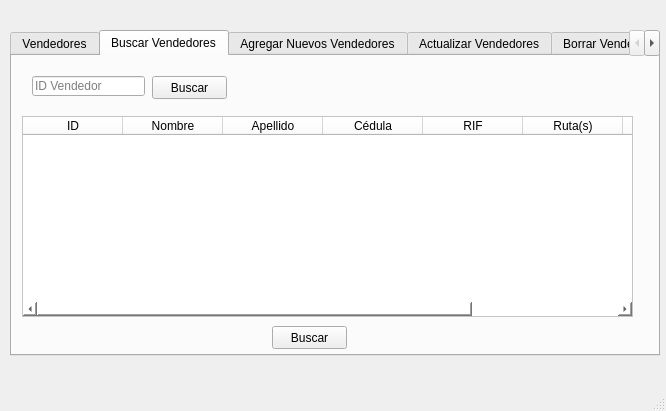
Old version of the form 4.ui in the repository edwinjvw/lubriexpress.
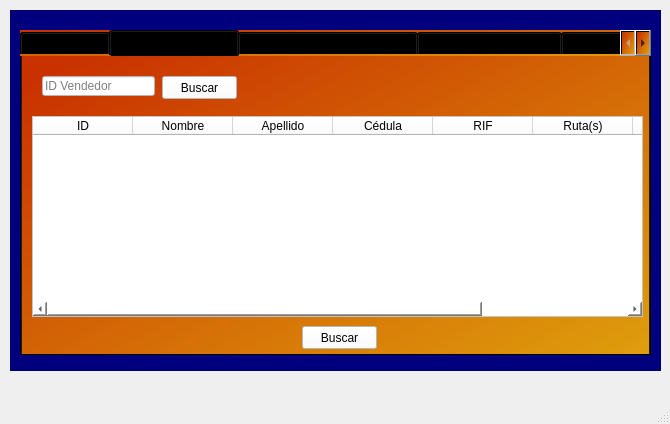
New version of the form. The open tabs and pages were chosen to show the change.

Patch:
```diff
--- a/4.ui
+++ b/4.ui
@@ -6,23 +6,45 @@
    <rect>
     <x>0</x>
     <y>0</y>
-    <width>666</width>
-    <height>411</height>
+    <width>670</width>
+    <height>424</height>
    </rect>
   </property>
   <property name="windowTitle">
    <string>MainWindow</string>
   </property>
   <widget class="QWidget" name="centralwidget">
+   <widget class="QFrame" name="frame">
+    <property name="geometry">
+     <rect>
+      <x>10</x>
+      <y>10</y>
+      <width>651</width>
+      <height>361</height>
+     </rect>
+    </property>
+    <property name="styleSheet">
+     <string notr="true">background-color:rgb(0, 0, 127)</string>
+    </property>
+    <property name="frameShape">
+     <enum>QFrame::StyledPanel</enum>
+    </property>
+    <property name="frameShadow">
+     <enum>QFrame::Raised</enum>
+    </property>
    <widget class="QTabWidget" name="Vendedores_t">
     <property name="geometry">
      <rect>
       <x>10</x>
-      <y>30</y>
-      <width>650</width>
+       <y>20</y>
+       <width>631</width>
       <height>326</height>
      </rect>
     </property>
+     <property name="styleSheet">
+      <string notr="true">background-color: qlineargradient(spread:pad, x1:0.011, y1:0.0962727, x2:1, y2:1, stop:0 rgba(201, 50, 0, 255), stop:1 rgba(223, 158, 12, 255));
+</string>
+     </property>
     <property name="currentIndex">
      <number>0</number>
     </property>
@@ -45,6 +67,9 @@
         <height>23</height>
        </rect>
       </property>
+       <property name="styleSheet">
+        <string notr="true">background-color:white;</string>
+       </property>
       <property name="text">
        <string>Refrescar</string>
       </property>
@@ -122,6 +147,9 @@
         <height>20</height>
        </rect>
       </property>
+       <property name="styleSheet">
+        <string notr="true">background-color:white;</string>
+       </property>
       <property name="placeholderText">
        <string>ID Vendedor</string>
       </property>
@@ -129,12 +157,15 @@
      <widget class="QPushButton" name="Buscar_t2">
       <property name="geometry">
        <rect>
-        <x>260</x>
+         <x>280</x>
         <y>270</y>
         <width>75</width>
         <height>23</height>
        </rect>
       </property>
+       <property name="styleSheet">
+        <string notr="true">background-color:white;</string>
+       </property>
       <property name="text">
        <string>Buscar</string>
       </property>
@@ -148,6 +179,9 @@
         <height>23</height>
        </rect>
       </property>
+       <property name="styleSheet">
+        <string notr="true">background-color:white;</string>
+       </property>
       <property name="text">
        <string>Buscar</string>
       </property>
@@ -234,7 +268,7 @@
       <property name="frameShadow">
        <enum>QFrame::Raised</enum>
       </property>
-      <widget class="QWidget" name="">
+       <widget class="QWidget" name="layoutWidget">
        <property name="geometry">
         <rect>
          <x>160</x>
@@ -302,7 +336,7 @@
         </item>
        </layout>
       </widget>
-      <widget class="QWidget" name="">
+       <widget class="QWidget" name="layoutWidget_2">
        <property name="geometry">
         <rect>
          <x>221</x>
@@ -342,18 +376,21 @@
      <widget class="QPushButton" name="pushButton">
       <property name="geometry">
        <rect>
-        <x>260</x>
+         <x>280</x>
         <y>270</y>
         <width>75</width>
         <height>23</height>
        </rect>
       </property>
+       <property name="styleSheet">
+        <string notr="true">background-color:white;</string>
+       </property>
       <property name="text">
        <string>Agregar</string>
       </property>
      </widget>
     </widget>
-    <widget class="QWidget" name="Vendedores_t4">
+     <widget class="QWidget" name="Vendedores_t4_2">
      <attribute name="title">
       <string>Actualizar Vendedores</string>
      </attribute>
@@ -375,7 +412,7 @@
       <property name="frameShadow">
        <enum>QFrame::Raised</enum>
       </property>
-      <widget class="QWidget" name="layoutWidget">
+       <widget class="QWidget" name="layoutWidget_3">
        <property name="geometry">
         <rect>
          <x>9</x>
@@ -443,7 +480,7 @@
         </item>
        </layout>
       </widget>
-      <widget class="QWidget" name="layoutWidget_2">
+       <widget class="QWidget" name="layoutWidget_4">
        <property name="geometry">
         <rect>
          <x>70</x>
@@ -514,10 +551,17 @@
         </widget>
        </item>
        <item>
-        <widget class="QLineEdit" name="lineEdit_15"/>
+         <widget class="QLineEdit" name="lineEdit_15">
+          <property name="styleSheet">
+           <string notr="true">background-color:white;</string>
+          </property>
+         </widget>
        </item>
        <item>
         <widget class="QPushButton" name="pushButton_2">
+          <property name="styleSheet">
+           <string notr="true">background-color:white;</string>
+          </property>
          <property name="text">
           <string>Buscar</string>
          </property>
@@ -533,12 +577,15 @@
      <widget class="QPushButton" name="pushButton_4">
       <property name="geometry">
        <rect>
-        <x>260</x>
+         <x>280</x>
         <y>270</y>
         <width>75</width>
         <height>23</height>
        </rect>
       </property>
+       <property name="styleSheet">
+        <string notr="true">background-color:white;</string>
+       </property>
       <property name="text">
        <string>Borrar</string>
       </property>
@@ -552,6 +599,9 @@
         <height>23</height>
        </rect>
       </property>
+       <property name="styleSheet">
+        <string notr="true">background-color:white;</string>
+       </property>
       <property name="text">
        <string>Buscar</string>
       </property>
@@ -565,6 +615,9 @@
         <height>20</height>
        </rect>
       </property>
+       <property name="styleSheet">
+        <string notr="true">background-color:white;</string>
+       </property>
      </widget>
      <widget class="QTableWidget" name="tableWidget_6">
       <property name="geometry">
@@ -628,12 +681,13 @@
     </widget>
    </widget>
   </widget>
+  </widget>
   <widget class="QMenuBar" name="menubar">
    <property name="geometry">
     <rect>
      <x>0</x>
      <y>0</y>
-     <width>666</width>
+     <width>670</width>
      <height>21</height>
     </rect>
    </property>
```
Lines whose indentation alone changed are shown as unchanged.
